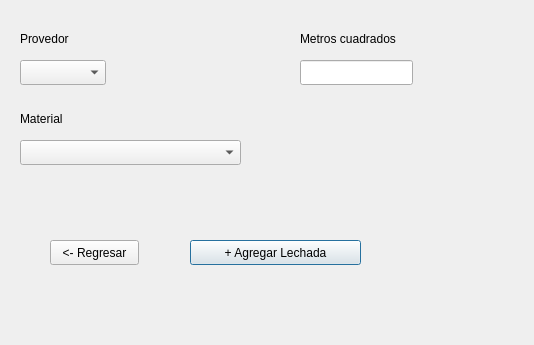
Before: the Qt Designer form lechadas.ui in AleZavRan/Precios-Unitarios, drawn with Qt 5.
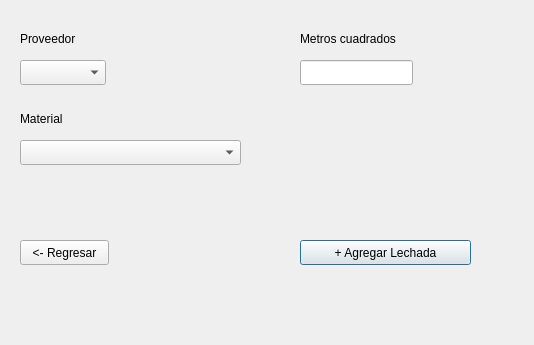
After: the same form once the commit is applied.

Commit message: pastas section ended, except getCantidadAguaCemento function. concretos interface created

Diff of the .ui file:
```diff
--- a/lechadas.ui
+++ b/lechadas.ui
@@ -16,7 +16,7 @@
   <widget class="QPushButton" name="pushButton_agregar">
    <property name="geometry">
     <rect>
-     <x>190</x>
+     <x>300</x>
      <y>240</y>
      <width>171</width>
      <height>25</height>
@@ -29,7 +29,7 @@
   <widget class="QPushButton" name="pushButton_regresar">
    <property name="geometry">
     <rect>
-     <x>50</x>
+     <x>20</x>
      <y>240</y>
      <width>89</width>
      <height>25</height>
@@ -59,7 +59,7 @@
     </rect>
    </property>
    <property name="text">
-    <string>Provedor</string>
+    <string>Proveedor</string>
    </property>
   </widget>
   <widget class="QLabel" name="label_2">
```
The commit also changes 6 other files.
